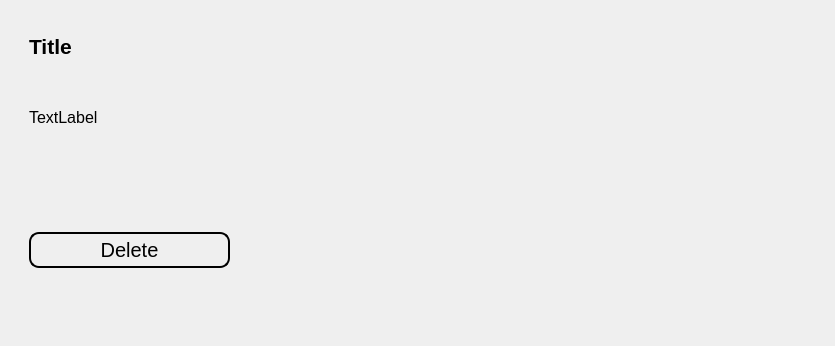
Achu-Worifung/quickMove, file ui/saved.ui: the form before one commit.
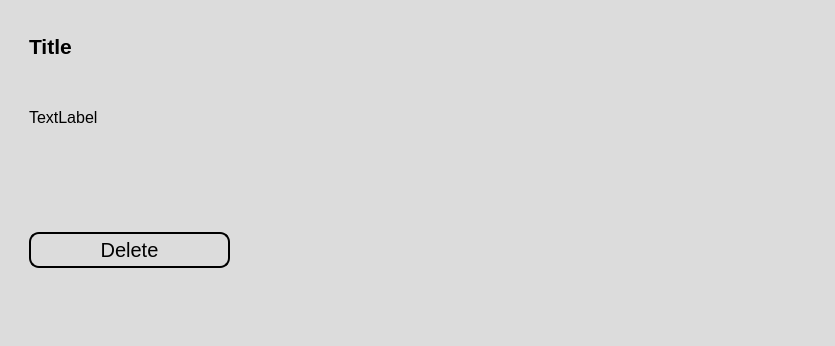
The form after the commit. Icons and pictures are not drawn.

```diff
--- a/ui/saved.ui
+++ b/ui/saved.ui
@@ -13,11 +13,18 @@
   <property name="windowTitle">
    <string>Form</string>
   </property>
+  <property name="styleSheet">
+   <string notr="true">background-color: rgb(220, 220, 220);
+border-color: rgb(192, 192, 192);
+border-radius: 30px;</string>
+  </property>
   <layout class="QVBoxLayout" name="verticalLayout">
    <item>
     <widget class="QWidget" name="container" native="true">
      <property name="styleSheet">
-      <string notr="true"/>
+      <string notr="true">background-color: rgb(220, 220, 220);
+border-color: rgb(192, 192, 192);
+border-radius: 30px;</string>
      </property>
      <layout class="QVBoxLayout" name="verticalLayout_3">
       <item>
@@ -43,7 +50,9 @@
            </size>
           </property>
           <property name="styleSheet">
-           <string notr="true"/>
+           <string notr="true">background-color: rgb(220, 220, 220);
+border-color: rgb(192, 192, 192);
+border-radius: 30px;</string>
           </property>
           <layout class="QGridLayout" name="gridLayout_2">
            <item row="0" column="0">
@@ -174,6 +183,16 @@
              <property name="text">
               <string>Delete</string>
              </property>
+             <property name="icon">
+              <iconset>
+               <normaloff>../../../../Downloads/8664938_trash_can_delete_remove_icon.ico</normaloff>../../../../Downloads/8664938_trash_can_delete_remove_icon.ico</iconset>
+             </property>
+             <property name="iconSize">
+              <size>
+               <width>30</width>
+               <height>30</height>
+              </size>
+             </property>
             </widget>
            </item>
           </layout>
```
